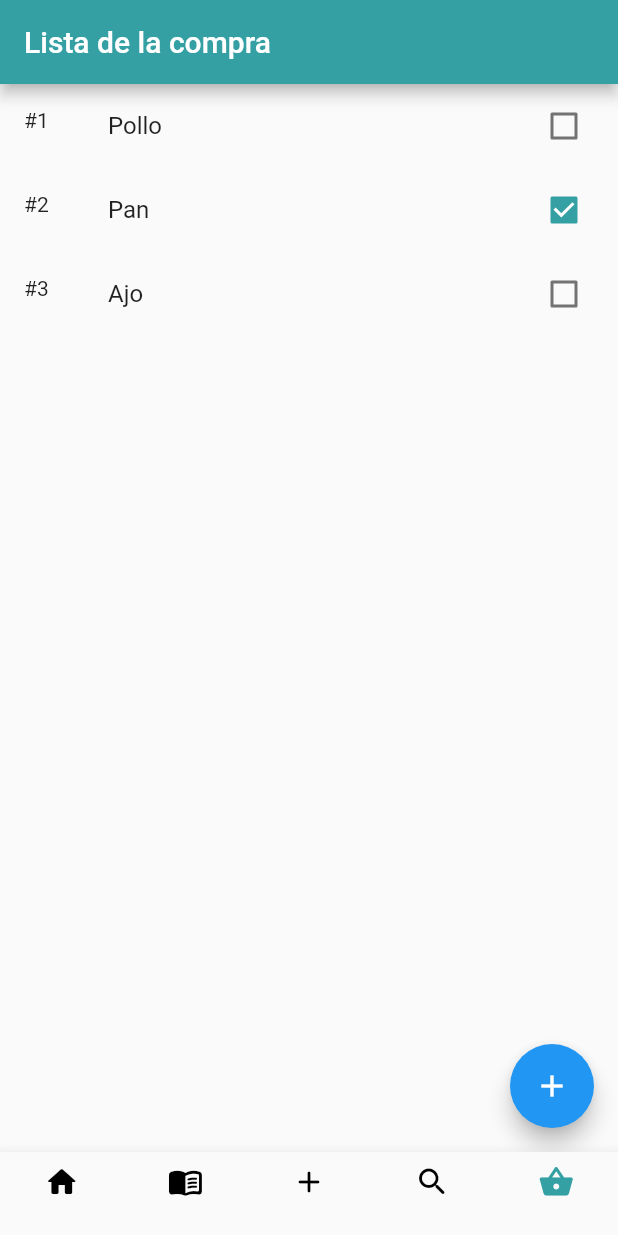
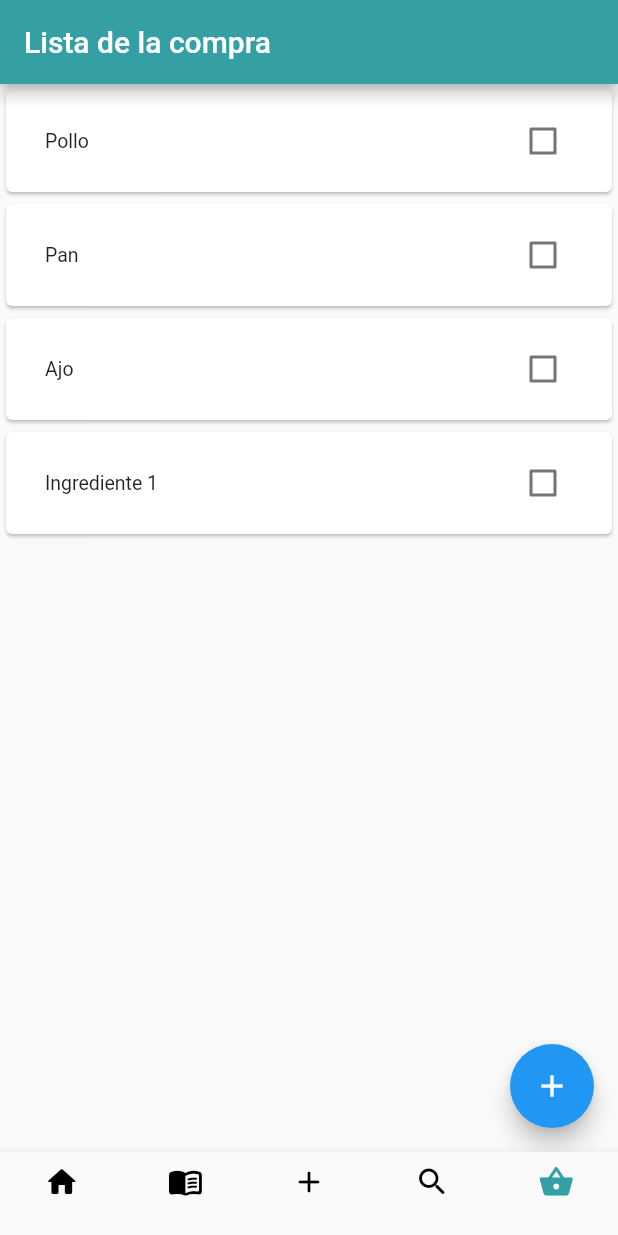
Before and after one commit to MBM-devs/letscookit, a Flutter app: the screen it shows after launch, item 5 of the bottom bar chosen, after a tap on the "add" icon, on a phone screen of 412 x 824 dp. Run offline on Flutter 3.47's test engine with Material 2 defaults, Android fonts, the phone set to English and light mode, and no system bars.

Commit message:
funcional sin crear objeto lista compra

```diff
--- a/letscookit/lib/pages/shoppingBasket.dart
+++ b/letscookit/lib/pages/shoppingBasket.dart
@@ -1,9 +1,7 @@
 import 'package:flutter/material.dart';
 import 'package:letscookit/utilities/ingrediente.dart';
+import '../utilities/lista_compra.dart';
 
-import '../utilities/lista_Ingredientes.dart';
-import '../utilities/lista_compra.dart';
-import '../utilities/receta.dart';
 
 class shoppingBasket extends StatefulWidget {
   shoppingBasket({Key? key}) : super(key: key);
@@ -13,10 +11,80 @@ class shoppingBasket extends StatefulWidget {
 }
 
 class _shoppingBasketState extends State<shoppingBasket> {
-  bool isChecked = false;
 
+  ListaCompra listaCompra = ListaCompra();
+  List<Map<Ingrediente, bool>> lista = [
+    {Ingrediente("Pollo") : false},
+    {Ingrediente("Pan") : false},
+    {Ingrediente("Ajo") : false}
+  ];
+  int _cont = 0;
   @override
   Widget build(BuildContext context) {
+
+    return Scaffold(
+      floatingActionButton: FloatingActionButton(
+        child: Icon(Icons.add),
+        onPressed: () => setState(() => lista.add({Ingrediente("Ingrediente ${++_cont}") : false}))
+      ),
+      body: ListView.builder(
+          itemCount: lista.length,
+          itemBuilder: (BuildContext context, int index){
+            return Card(
+              child: Container(
+                padding: EdgeInsets.all(10.0),
+                child: Column(
+                  children: [
+                    CheckboxListTile(
+                      activeColor: Color.fromARGB(255, 52, 160, 164),
+                      dense: true,
+                      title: Text(lista[index].keys.first.nombre),
+                      value: lista[index].values.first,
+                      onChanged: (bool? value) {
+                        setState(() {
+                          lista[index].update(lista[index].keys.first, (value) => !value);
+                          print("Ingrediente: ${lista[index].keys.first.nombre}, ${lista[index].values.first}");
+                        });
+                      },
+                    )
+                  ],
+                ),
+              ),
+            );
+          }
+      ),
+    );
+
+
+
+
+    /*return Scaffold(
+      body: ListView.builder(
+          itemCount: lista.length(),
+          itemBuilder: (BuildContext context, int index){
+            return Card(
+              child: Container(
+                padding: EdgeInsets.all(10.0),
+                child: Column(
+                  children: [
+                    CheckboxListTile(
+                      activeColor: Color.fromARGB(255, 52, 160, 164),
+                      dense: true,
+                      title: Text(lista.get(index).nombre),
+                      value: lista.get(index).isChecked,
+                      onChanged: (bool? value){
+                        setState(() {
+                          lista.get(index).isChecked = value;
+                        });
+                      },
+                    )
+                  ],
+                ),
+              ),
+            );
+          }),
+    );*/
+    /*
     Ingrediente pollo = new Ingrediente("Pollo");
     Ingrediente pan = new Ingrediente("Pan");
     Ingrediente ajo = new Ingrediente("Ajo");
@@ -25,12 +93,8 @@ class _shoppingBasketState extends State<shoppingBasket> {
       pan : true,
       ajo : false
     };
-    //Lista de maps
-    List<Map<Ingrediente, bool>> listaCompra = [
-      {pollo : false},
-      {pan : true}
-    ];
     int _cont = 0;
+    */
 
     /*Color getColor(Set<MaterialState> states) {
       const Set<MaterialState> interactiveStates = <MaterialState>{
@@ -43,11 +107,13 @@ class _shoppingBasketState extends State<shoppingBasket> {
       }
       return Color.fromARGB(255, 52, 160, 164);
     }*/
-
+  /*
     return Scaffold(
       floatingActionButton: FloatingActionButton(
         child: Icon(Icons.add),
-        onPressed: () => setState(() => mapaCompra.addEntries([MapEntry(Ingrediente("${_cont++}"), false)])),
+        onPressed: () => setState(() => mapaCompra.addEntries(
+            [MapEntry(Ingrediente("Ingrediente ${_cont++}"), false)]
+        )),
       ),
       body: ListView(
         children: mapaCompra.keys.map(
@@ -62,6 +128,7 @@ class _shoppingBasketState extends State<shoppingBasket> {
                 onChanged: (bool? value){
                   setState(() {
                     mapaCompra[ingrediente] = value!;
+                    print("El valor de ${ingrediente.nombre} es ${mapaCompra[ingrediente]}");
                   });
                 },
                 activeColor: Color.fromARGB(255, 52, 160, 164),
@@ -70,23 +137,6 @@ class _shoppingBasketState extends State<shoppingBasket> {
         ).toList(),
       ),
     );
-
-    /*return Column(
-      mainAxisAlignment: MainAxisAlignment.start,
-      crossAxisAlignment: CrossAxisAlignment.center,
-      children: ingredientes.keys.map((ingrediente) {
-        return new CheckboxListTile(
-          checkColor: Colors.white,
-          //fillColor: MaterialStateProperty.resolveWith(getColor),
-          title: new Text(ingrediente.nombre),
-          value: ingredientes[ingrediente],
-          onChanged: (bool? value) {
-            setState(() {
-              ingredientes[ingrediente] = value!;
-            });
-        },
-      );
-    }).toList(),
-    ); */
+  */
   }
 }
```
